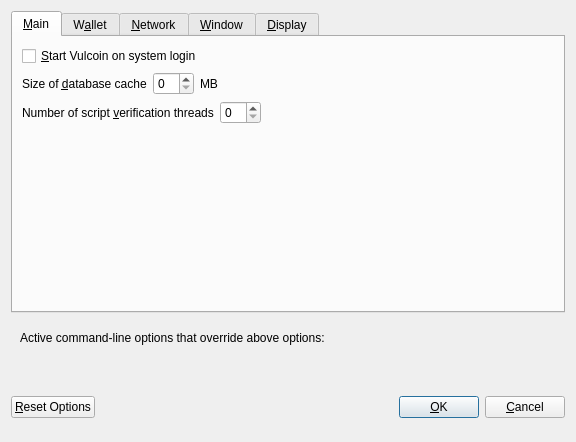
This is src/qt/forms/optionsdialog.ui in belechedev/BG-GoldMetalCoin as Qt 5 draws it before an edit. The edited form follows.
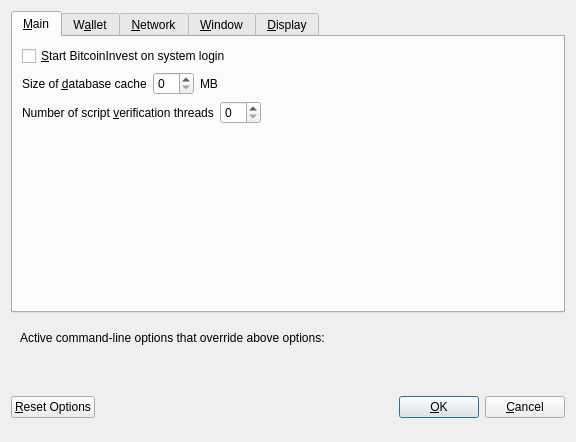
This is the edited form. Custom widgets are drawn as their Qt base class.

```diff
--- a/src/qt/forms/optionsdialog.ui
+++ b/src/qt/forms/optionsdialog.ui
@@ -33,7 +33,7 @@
           <string>Automatically start Vulcoin after logging in to the system.</string>
          </property>
          <property name="text">
-          <string>&amp;Start Vulcoin on system login</string>
+          <string>&amp;Start BitcoinInvest on system login</string>
          </property>
         </widget>
        </item>
```
Left out of the diff: 8 changed lines with no effect on the pictures.
